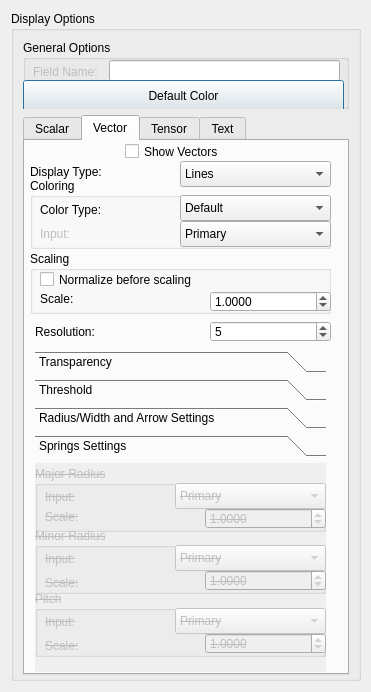
Before: the Qt Designer form src/Interface/Modules/Visualization/ShowFieldGlyphs.ui in SCIInstitute/SCIRun, drawn with Qt 5.
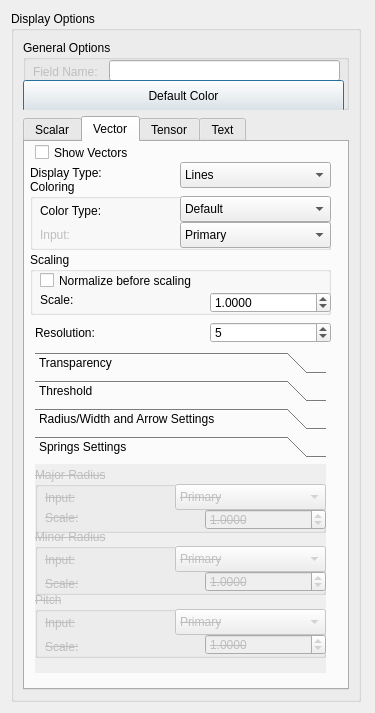
After: the same form once the commit is applied. The open tabs and pages were chosen to show the change.

Commit message: new show field glyphs ui. secondary and tertiary inputs. execute on drop down

```diff
--- a/src/Interface/Modules/Visualization/ShowFieldGlyphs.ui
+++ b/src/Interface/Modules/Visualization/ShowFieldGlyphs.ui
@@ -6,14 +6,14 @@
    <rect>
     <x>0</x>
     <y>0</y>
-    <width>371</width>
-    <height>692</height>
+    <width>375</width>
+    <height>713</height>
    </rect>
   </property>
   <property name="minimumSize">
    <size>
     <width>250</width>
-    <height>610</height>
+    <height>710</height>
    </size>
   </property>
   <property name="maximumSize">
@@ -618,7 +618,7 @@
            <widget class="QCheckBox" name="showVectorsCheckBox_">
             <property name="geometry">
              <rect>
-              <x>100</x>
+              <x>10</x>
               <y>0</y>
               <width>101</width>
               <height>21</height>
@@ -885,6 +885,11 @@
               <height>321</height>
              </rect>
             </property>
+            <property name="font">
+             <font>
+              <strikeout>false</strikeout>
+             </font>
+            </property>
             <property name="currentIndex">
              <number>0</number>
             </property>
@@ -1278,8 +1283,8 @@
               <rect>
                <x>0</x>
                <y>0</y>
-               <width>98</width>
-               <height>28</height>
+               <width>291</width>
+               <height>197</height>
               </rect>
              </property>
              <property name="font">
@@ -1314,6 +1319,11 @@
                  <height>21</height>
                 </rect>
                </property>
+               <property name="font">
+                <font>
+                 <strikeout>true</strikeout>
+                </font>
+               </property>
                <property name="text">
                 <string>Scale:</string>
                </property>
@@ -1349,6 +1359,11 @@
                  <height>21</height>
                 </rect>
                </property>
+               <property name="font">
+                <font>
+                 <strikeout>true</strikeout>
+                </font>
+               </property>
                <property name="text">
                 <string>Input:</string>
                </property>
@@ -1403,6 +1418,11 @@
                  <height>21</height>
                 </rect>
                </property>
+               <property name="font">
+                <font>
+                 <strikeout>true</strikeout>
+                </font>
+               </property>
                <property name="text">
                 <string>Scale:</string>
                </property>
@@ -1438,6 +1458,11 @@
                  <height>21</height>
                 </rect>
                </property>
+               <property name="font">
+                <font>
+                 <strikeout>true</strikeout>
+                </font>
+               </property>
                <property name="text">
                 <string>Input:</string>
                </property>
@@ -1492,6 +1517,11 @@
                  <height>21</height>
                 </rect>
                </property>
+               <property name="font">
+                <font>
+                 <strikeout>true</strikeout>
+                </font>
+               </property>
                <property name="text">
                 <string>Scale:</string>
                </property>
@@ -1527,6 +1557,11 @@
                  <height>21</height>
                 </rect>
                </property>
+               <property name="font">
+                <font>
+                 <strikeout>true</strikeout>
+                </font>
+               </property>
                <property name="text">
                 <string>Input:</string>
                </property>
@@ -2119,7 +2154,7 @@
         </item>
        </layout>
       </item>
-      <item row="1" column="0">
+      <item row="0" column="0" rowspan="3">
        <widget class="QGroupBox" name="generalOptionsBox_">
         <property name="enabled">
          <bool>true</bool>
@@ -2127,7 +2162,7 @@
         <property name="minimumSize">
          <size>
           <width>0</width>
-          <height>69</height>
+          <height>70</height>
          </size>
         </property>
         <property name="title">
```
Left out of the diff: 32 changed lines with no effect on the pictures. The commit also changes 20 other files.
